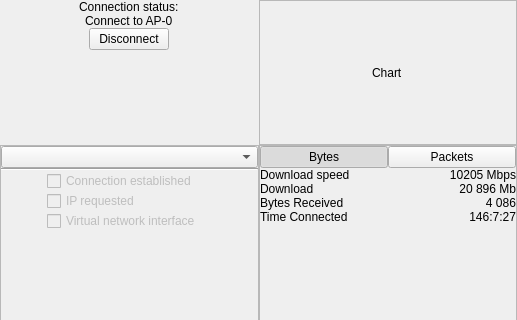
First picture: the form in ui/desktop/MainScreen.ui, repository demlabs-cellframe/dap-ui-sdk, before the edit; both pictures show x 0 to 517 and y 0 to 320 of the 517 by 469 pixel window.
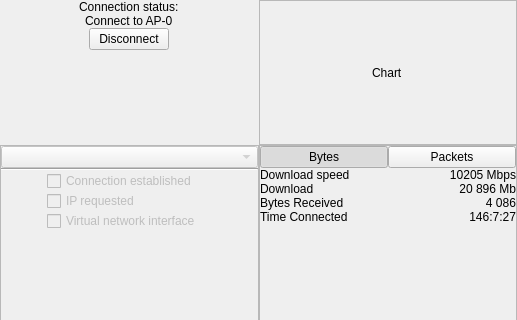
Second picture: the form after the edit. Custom widgets are drawn as their Qt base class.

Commit message: [+] server combobox in SignInScreen

What changed in the file:
```diff
--- a/ui/desktop/MainScreen.ui
+++ b/ui/desktop/MainScreen.ui
@@ -344,6 +344,9 @@
       </property>
       <item>
        <widget class="QComboBox" name="cbbServer">
+        <property name="enabled">
+         <bool>false</bool>
+        </property>
         <property name="currentText">
          <string/>
         </property>
```
The commit also changes 3 other files.
